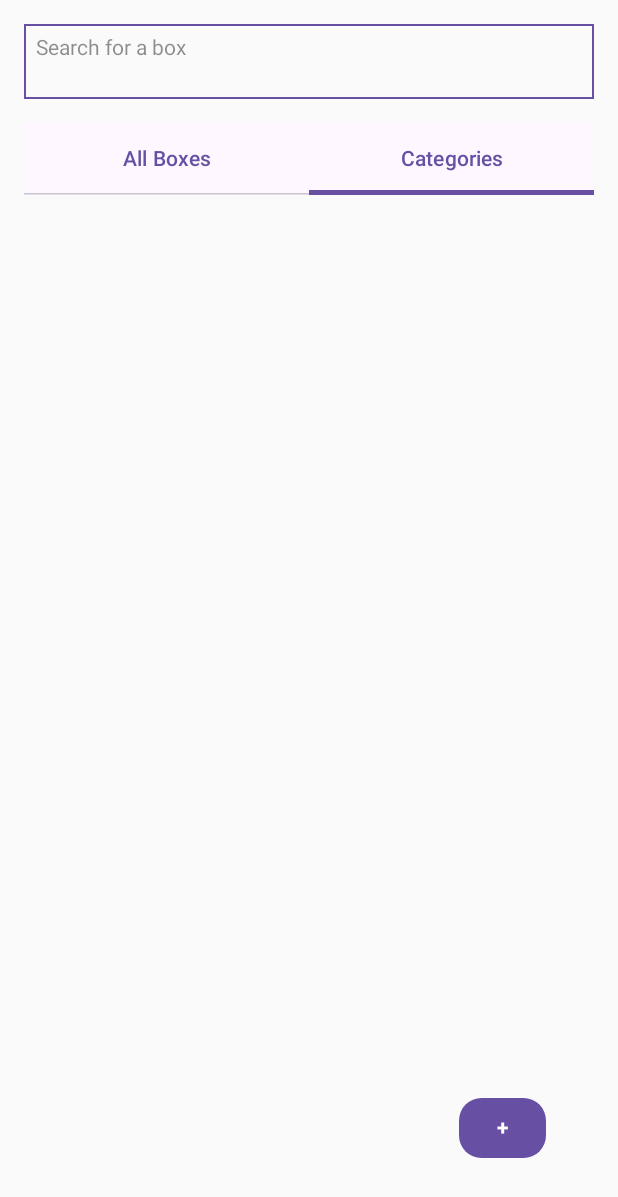
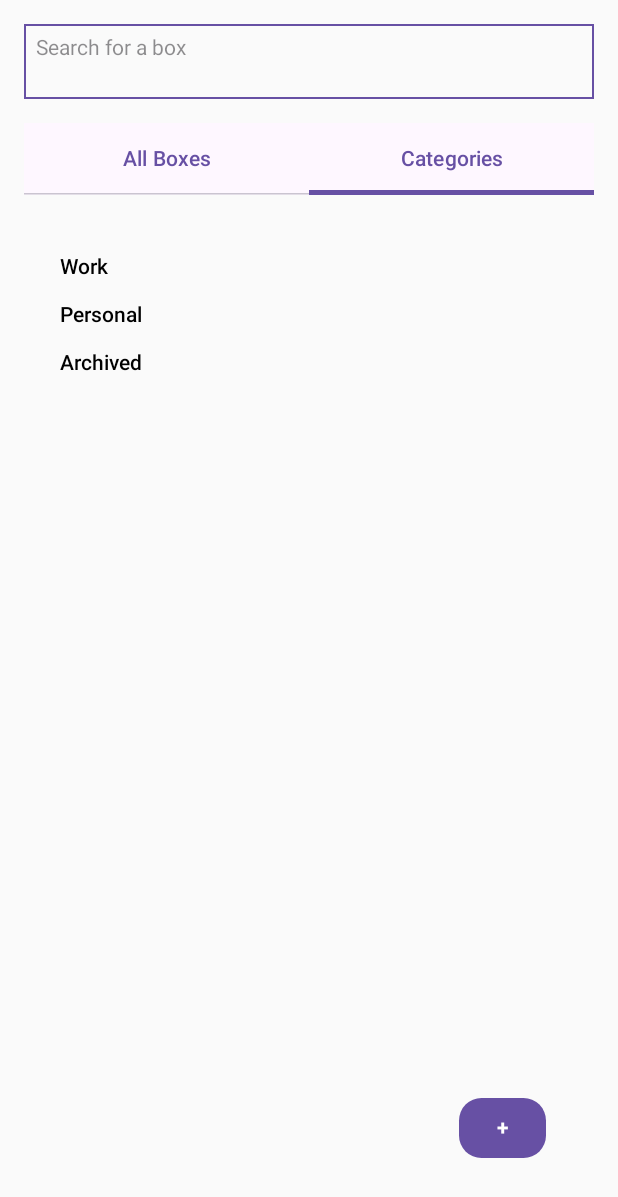
Before and after one commit to danish-a-05/Boxtrakr, an Android app built with Jetpack Compose: the screen it shows after launch (MainActivity), tab 2 chosen, on a phone screen of 412 x 824 dp. Shown: the top 1197 px of the screen. Run offline under Robolectric (Android 15) with nearby library versions, the phone set to English and light mode, and no system bars.

Commit message:
Added categories list

```diff
--- a/app/src/main/java/com/example/boxtrakr/MainActivity.kt
+++ b/app/src/main/java/com/example/boxtrakr/MainActivity.kt
@@ -83,7 +83,20 @@ class MainActivity : ComponentActivity() {
 
     @Composable
     fun CategoriesTab() {
+        val categories = remember { mutableStateListOf("Work", "Personal", "Archived")}
         Box( modifier = Modifier.fillMaxSize().padding(16.dp)) {
+
+            // Categories List
+            Column(modifier = Modifier.align(Alignment.TopStart)) {
+                categories.forEach { category->
+                    Text(
+                        text = category,
+                        modifier = Modifier.padding(8.dp),
+                        fontWeight = FontWeight.Medium
+                    )
+                }
+            }
+
             Button(onClick = { /* TODO: Add category */ }, modifier = Modifier.align(Alignment.BottomEnd).padding(16.dp), shape = RoundedCornerShape(15.dp)) {
                 Text("+", fontWeight = FontWeight.Bold)
             }
```
